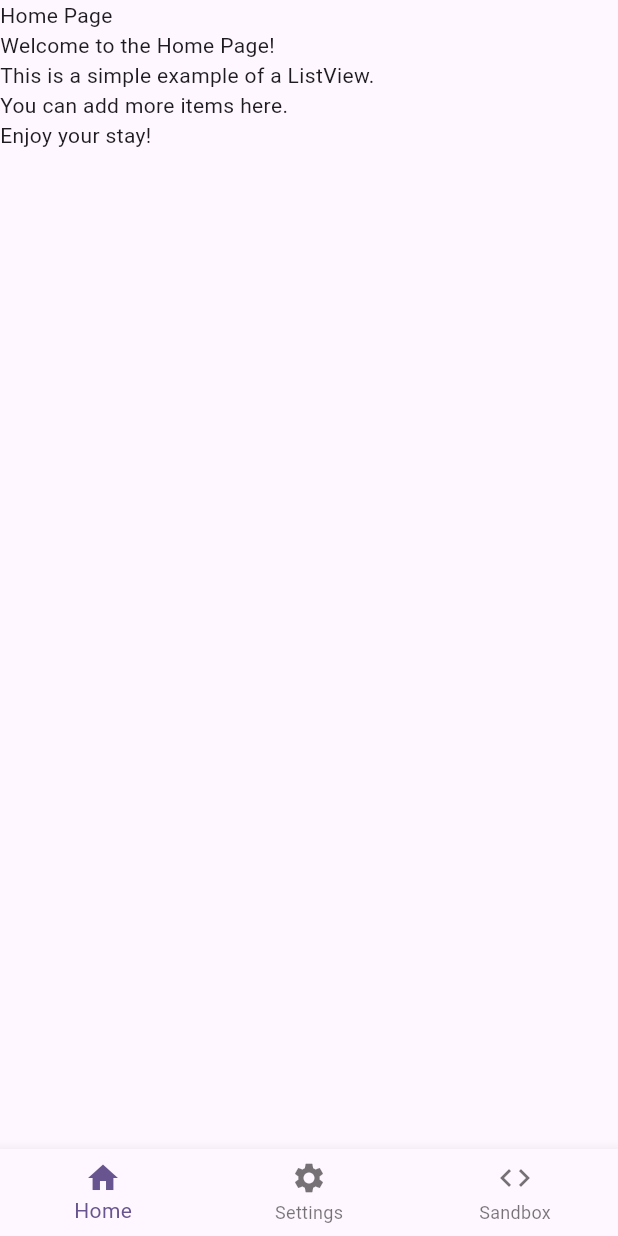
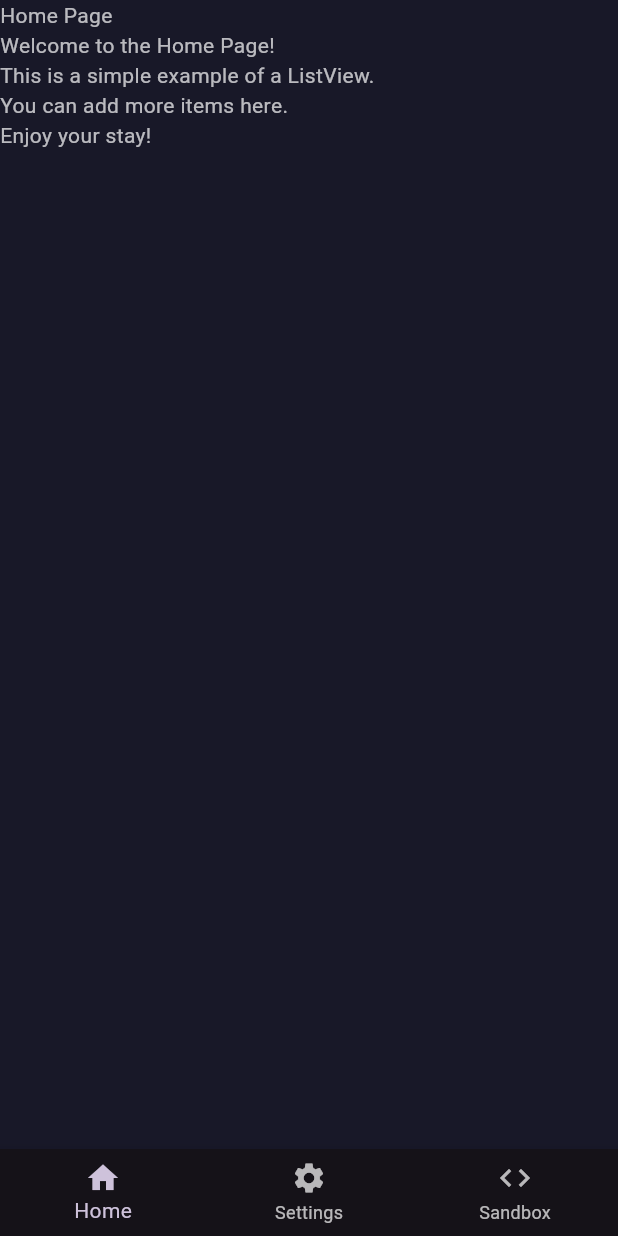
Before and after one commit to gitoak/vru_safety_app, a Flutter app: the screen it shows after launch, on a phone screen of 412 x 824 dp. Run offline on Flutter 3.47's test engine with Material 3 defaults, Android fonts, the light colour scheme and no system bars; our stand-ins replace equatable, flutter_bloc, flutter_map, geolocator, latlong2.

Commit message:
Update theme.dart

```diff
--- a/lib/theme.dart
+++ b/lib/theme.dart
@@ -1,7 +1,28 @@
 import 'package:flutter/material.dart';
 
 final ThemeData appTheme = ThemeData(
-  colorScheme: ColorScheme.fromSeed(seedColor: Colors.deepPurple),
+  brightness: Brightness.dark,
+  colorScheme: ColorScheme.fromSeed(
+    seedColor: const Color.fromARGB(255, 72, 56, 99),
+    brightness: Brightness.dark,
+  ),
+  scaffoldBackgroundColor: const Color(0xFF181828),
   useMaterial3: true,
-  // Add more theme customizations here as needed
+  textTheme: const TextTheme(
+    bodyLarge: TextStyle(color: Colors.white),
+    bodyMedium: TextStyle(color: Colors.white70),
+    titleLarge: TextStyle(color: Colors.white, fontWeight: FontWeight.bold),
+  ),
+  appBarTheme: const AppBarTheme(
+    backgroundColor: Color(0xFF23233A),
+    foregroundColor: Colors.white,
+    elevation: 0,
+  ),
+  cardColor: const Color(0xFF23233A),
+  inputDecorationTheme: const InputDecorationTheme(
+    filled: true,
+    fillColor: Color(0xFF23233A),
+    border: OutlineInputBorder(),
+    hintStyle: TextStyle(color: Colors.white54),
+  ),
 );
```
